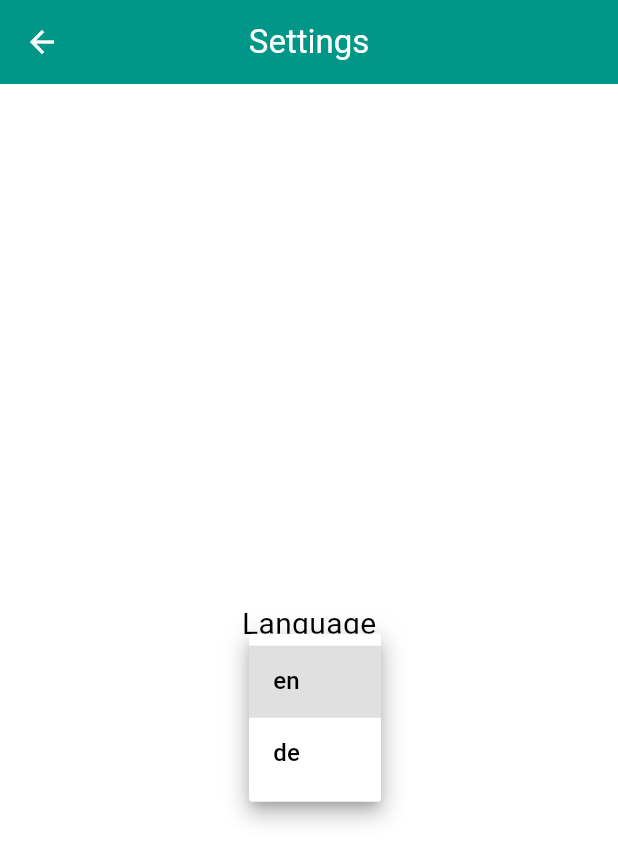
After one commit to FrozenBirdXD/LivTu, a Flutter app: the SettingsView screen opened by its route, after a tap on "en", on a phone screen of 412 x 824 dp. The commit adds this screen. Shown: the top 862 px of the screen. Run offline on Flutter 3.47's test engine with Material 2 defaults, Android fonts, the phone set to English and light mode, and no system bars; our stand-ins replace bloc, equatable, firebase_auth, firebase_core, flutter_bloc, syncfusion_flutter_calendar; accounts and stored records are empty; generated files the repository leaves out were written again; network calls fail.

Commit message:
add settings & fix language state

```diff
--- /dev/null
+++ b/lib/views/settings/settings_view.dart
@@ -0,0 +1,70 @@
+import 'package:flutter/material.dart';
+import 'package:provider/provider.dart';
+
+class SettingsView extends StatefulWidget {
+  const SettingsView({super.key});
+
+  @override
+  State<SettingsView> createState() => _SettingsViewState();
+}
+
+class _SettingsViewState extends State<SettingsView> {
+  final List<Locale> languages = [
+    const Locale('en'),
+    const Locale('de'),
+  ];
+
+  @override
+  Widget build(BuildContext context) {
+    var localeProvider = Provider.of<LocaleProvider>(context);
+    Locale selectLanguage = localeProvider.locale;
+
+    return Scaffold(
+      appBar: AppBar(
+        title: const Text('Settings'),
+        centerTitle: true,
+      ),
+      body: Center(
+        child: Column(
+          mainAxisAlignment: MainAxisAlignment.center,
+          children: [
+            const Text(
+              'Language',
+              style: TextStyle(fontSize: 20),
+            ),
+            DropdownButton<Locale>(
+              iconSize: 30,
+              value: selectLanguage,
+              onChanged: (Locale? newValue) {
+                if (newValue != null) {
+                  localeProvider.changeLocale(newValue);
+                }
+              },
+              items: languages.map((Locale locale) {
+                return DropdownMenuItem<Locale>(
+                  value: locale,
+                  child: Text(
+                    locale.languageCode,
+                  ),
+                );
+              }).toList(),
+            ),
+          ],
+        ),
+      ),
+    );
+  }
+}
+
+class LocaleProvider with ChangeNotifier {
+  Locale _locale;
+
+  LocaleProvider(this._locale);
+
+  Locale get locale => _locale;
+
+  void changeLocale(Locale locale) {
+    _locale = locale;
+    notifyListeners();
+  }
+}
```
Also changed, not shown: lib/main.dart (+22 -11 lines).
